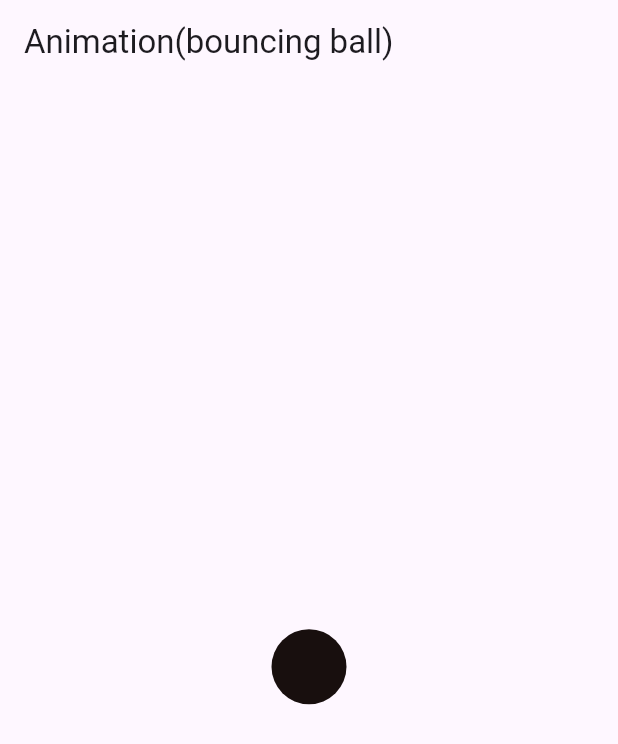
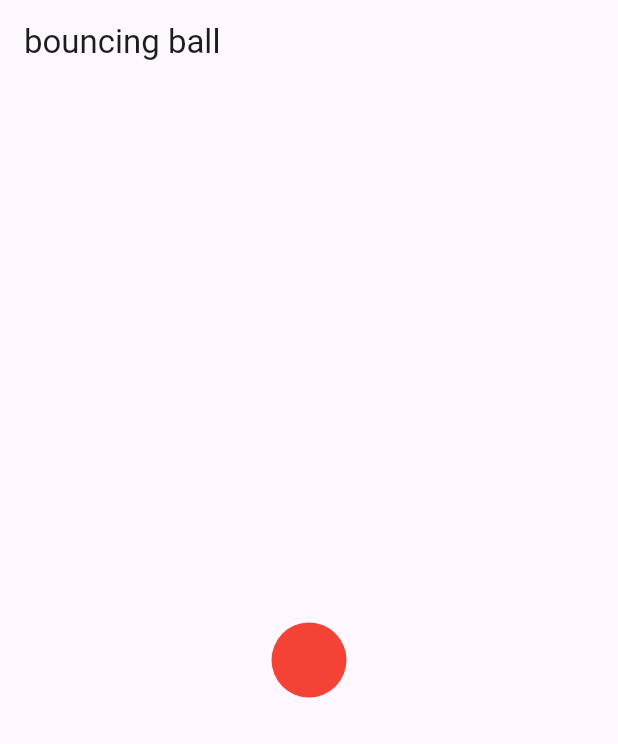
Before and after one commit to FoibeU/flutter_animations, a Flutter app: the screen it shows after launch, on a phone screen of 412 x 824 dp. Shown: the top 744 px of the screen. Run offline on Flutter 3.47's test engine with Material 3 defaults, Android fonts, the phone set to English and light mode, and no system bars.

Commit message:
add some functionalities

```diff
--- a/lib/main.dart
+++ b/lib/main.dart
@@ -8,7 +8,7 @@ class MyApp extends StatelessWidget {
   @override
   Widget build(BuildContext context) {
     return MaterialApp(
-      title: 'Kids Animation',
+      title: 'bouncing ball',
       theme: ThemeData(
         primarySwatch: Colors.blue,
       ),
@@ -33,11 +33,18 @@ class _MyHomePageState extends State<MyHomePage>
     _controller = AnimationController(
       duration: const Duration(seconds: 2),
       vsync: this,
-    )..repeat(reverse: true);
+    );
 
     _animation = Tween<double>(begin: 0, end: 300).animate(
       CurvedAnimation(parent: _controller, curve: Curves.bounceInOut),
     );
+  }
+
+  void _startAnimation() {
+    if (_controller.status == AnimationStatus.completed ||
+        _controller.status == AnimationStatus.dismissed) {
+      _controller.forward(from: 0.0);
+    }
   }
 
   @override
@@ -50,9 +57,11 @@ class _MyHomePageState extends State<MyHomePage>
   Widget build(BuildContext context) {
     return Scaffold(
       appBar: AppBar(
-        title: Text('Animation(bouncing ball)'),
+        title: Text('bouncing ball'),
       ),
       body: Center(
+        child: GestureDetector(
+          onTap: _startAnimation,
           child: AnimatedBuilder(
             animation: _animation,
             builder: (context, child) {
@@ -66,7 +75,8 @@ class _MyHomePageState extends State<MyHomePage>
             child: Container(
               decoration: BoxDecoration(
                 shape: BoxShape.circle,
-              color: Color.fromARGB(255, 24, 15, 14),
+                color: Colors.red,
+              ),
             ),
           ),
         ),
```
Lines whose indentation alone changed are shown as unchanged.
